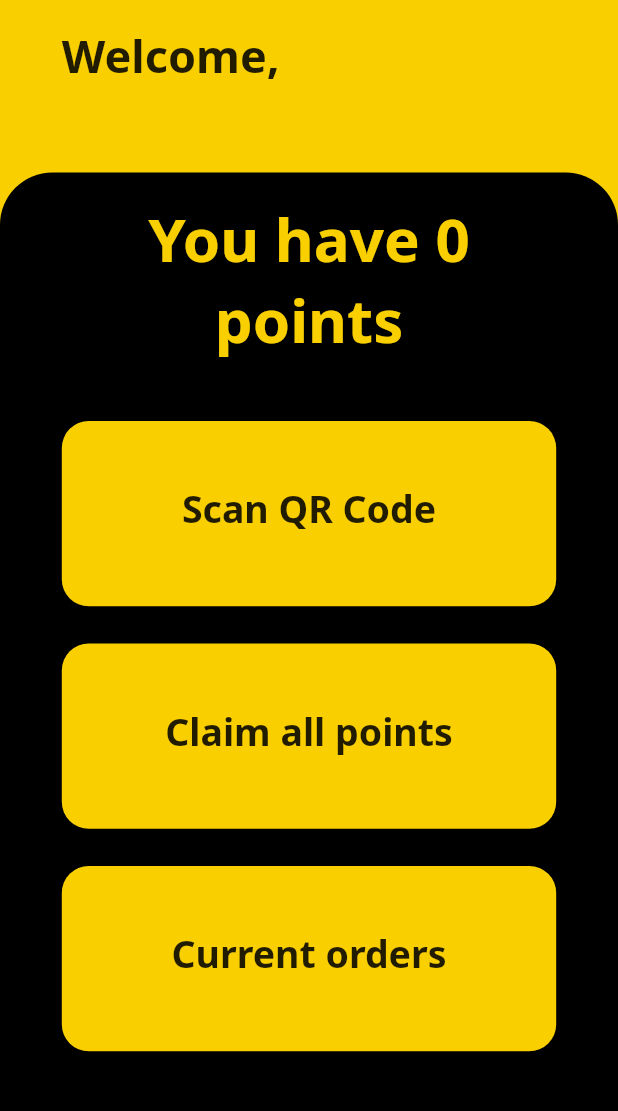
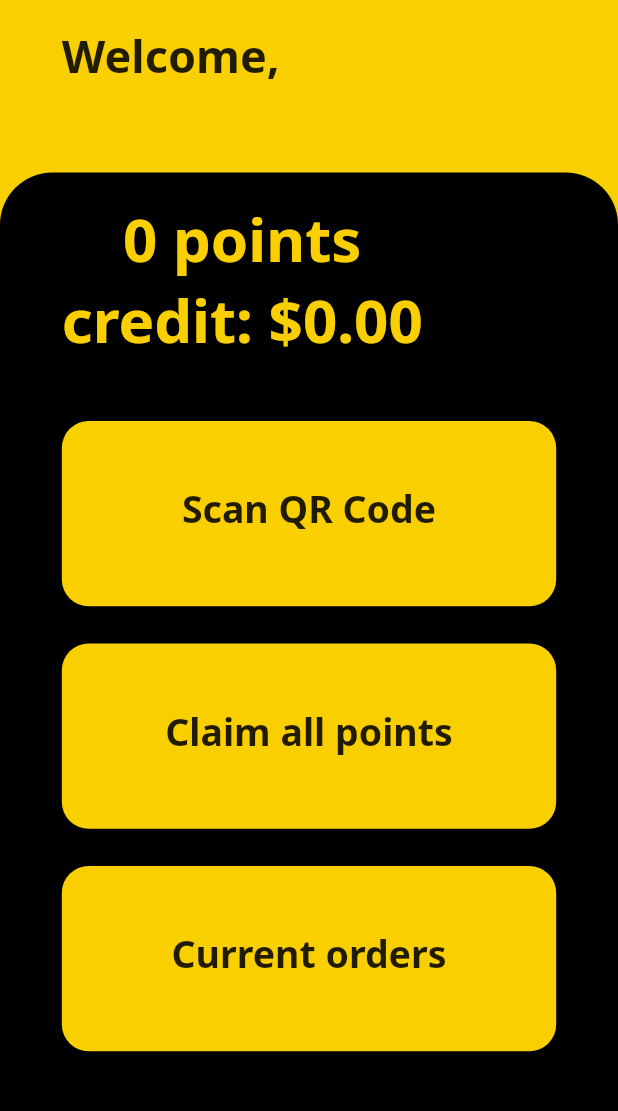
Before and after one commit to LowHongWei/PFD_Flutter, a Flutter app: the VendorLandingPage screen opened directly, on a phone screen of 412 x 824 dp, the part 84-1195 px from its top. Run offline on Flutter 3.47's test engine with Material 2 defaults, Android fonts, the phone set to English and light mode, and no system bars; our stand-ins replace cloud_firestore, email_validator, firebase_auth, firebase_core, google_fonts, qr_flutter and 1 more; missing offline and left inert: qr_code_scanner; accounts and stored records are empty.

Commit message:
formatted credits currency

```diff
--- a/lib/givePoints.dart
+++ b/lib/givePoints.dart
@@ -30,13 +30,7 @@ class _GivePointsState extends State<GivePoints> {
         .doc(studentUid)
         .update({'points': FieldValue.increment(addPoints)});
 
-    // fStore.collection('Users').doc(fUser!.uid).get().then((snapshot) {
-    //   if (snapshot.exists) {
-    //     points = int.parse(snapshot.data()!['points']) + 100;
 
-    //     fStore.collection('Users').doc(studentUid).update({'points': FieldValue.increment(addPoints)});
-    //   }
-    // });
   }
 
   @override
--- a/lib/vendorlandingPage.dart
+++ b/lib/vendorlandingPage.dart
@@ -11,6 +11,7 @@ import 'package:firebase_auth/firebase_auth.dart';
 import 'currentOrder.dart';
 import 'scanQrCode.dart';
 import 'package:pfd_flutter/canteenPage.dart';
+import 'package:intl/intl.dart';
 
 class VendorLandingPage extends StatefulWidget {
   const VendorLandingPage({super.key});
@@ -24,6 +25,7 @@ class _VendorLandingPageState extends State<VendorLandingPage> {
   final fStore = FirebaseFirestore.instance;
   String name = '';
   int? points;
+  int? credit;
   String? uid;
   User? fUser;
 
@@ -36,9 +38,13 @@ class _VendorLandingPageState extends State<VendorLandingPage> {
         setState(() {
           name = snapshot.data()!['name'];
           points = snapshot.data()!['points'];
+          credit = snapshot.data()!['credit'];
         });
       }
     });
+  }
+  Future claimPoints() async{
+
   }
 
   @override
@@ -139,7 +145,9 @@ class _VendorLandingPageState extends State<VendorLandingPage> {
                       child: Align(
                         alignment: Alignment.topLeft,
                         child: Text(
-                          'You have $points points', //Need to do backend
+                          '$points points\ncredit:\t${NumberFormat.simpleCurrency(locale: 'en_SG', decimalDigits: 2).format(credit! / 500)}', //Need to do backend
+                          //  NumberFormat.simpleCurrency(locale: 'en_SG', decimalDigits: 2).format(credit),
+                          // '$points points\n', //Need to do backend
                           style: const TextStyle(
                               color: Color(0xFFF9CF00),
                               fontSize: 40,
--- a/pubspec.yaml
+++ b/pubspec.yaml
@@ -48,7 +48,7 @@ dependencies:
   #email validator
   email_validator: ^2.1.17
   #notification
-  flutter_local_notifications: ^13.0.0
+  # flutter_local_notifications: ^13.0.0
 
 dev_dependencies:
   flutter_test:
```
Also changed, not shown: pubspec.lock, 1 other file.
